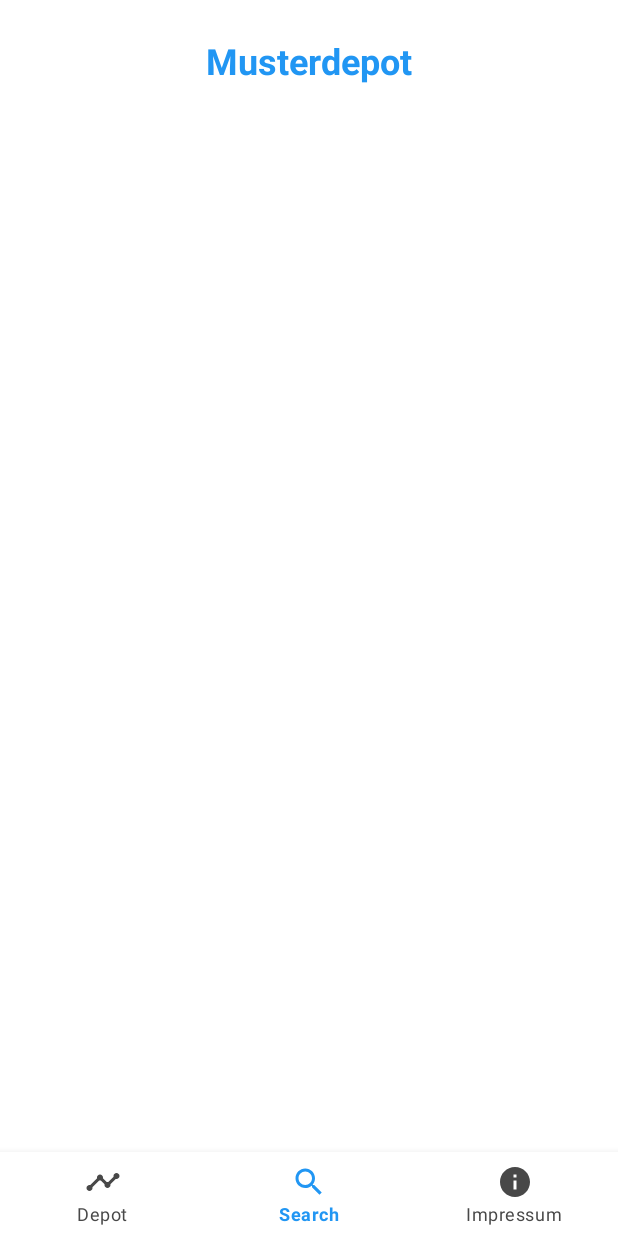
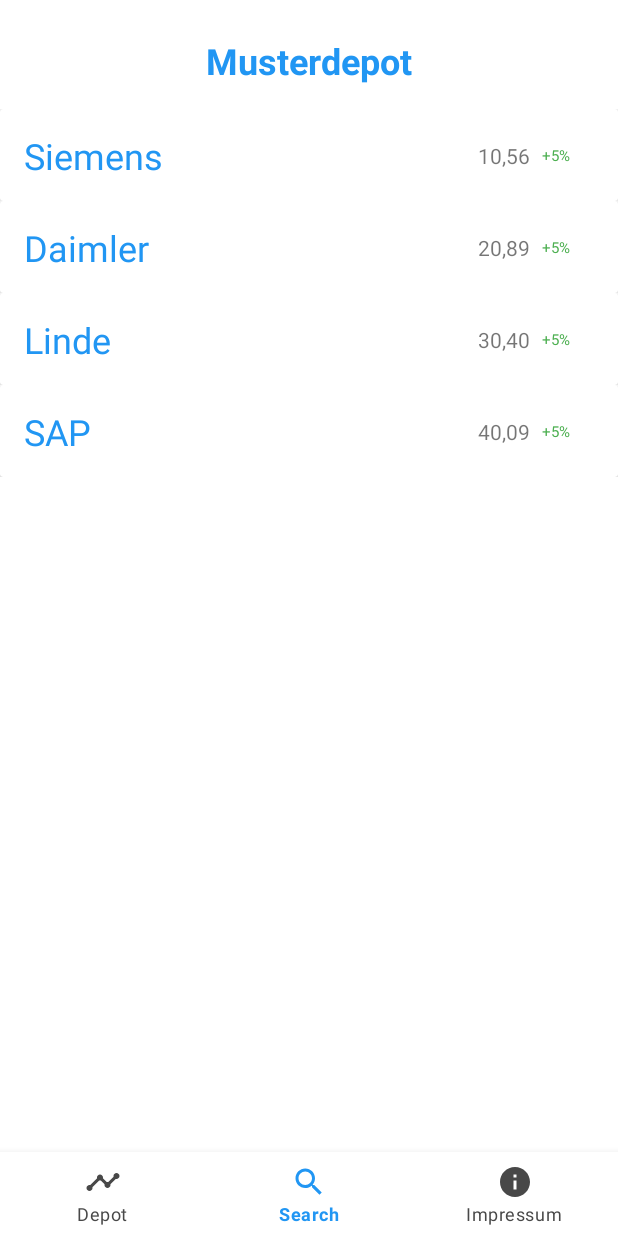
Before and after one commit to DHappMMR/Github_App, an Android app: the fragment DepotFragment placed in its activity, on a phone screen of 412 x 824 dp. Run offline under Robolectric (Android 15) with nearby library versions, the phone set to English and light mode, and no system bars.

Commit message:
Statisches Musterdepot erstellt

```diff
--- a/app/src/main/java/com/example/dhapp/DepotFragment.java
+++ b/app/src/main/java/com/example/dhapp/DepotFragment.java
@@ -8,6 +8,8 @@
 import androidx.annotation.NonNull;
 import androidx.annotation.Nullable;
 import androidx.fragment.app.Fragment;
+import androidx.recyclerview.widget.LinearLayoutManager;
+import androidx.recyclerview.widget.RecyclerView;
 
 public class DepotFragment extends Fragment {
 
@@ -16,4 +18,22 @@
     public View onCreateView(@NonNull LayoutInflater inflater, @Nullable ViewGroup container, @Nullable Bundle savedInstanceState) {
         return inflater.inflate(R.layout.fragment_depot, container, false);
     }
+
+    @Override
+    public void onViewCreated(@NonNull View view, @Nullable Bundle savedInstanceState) {
+        super.onViewCreated(view, savedInstanceState);
+
+        String AktienNamen[];
+        String AktienWerte[];
+        RecyclerView recyclerView;
+
+        AktienNamen = getResources().getStringArray(R.array.AktienName);
+        AktienWerte = getResources().getStringArray(R.array.AktienWert);
+
+        recyclerView = view.findViewById(R.id.RecyclerView);
+
+        MyAdapter myAdapter = new MyAdapter(requireContext(), AktienNamen, AktienWerte);
+        recyclerView.setAdapter(myAdapter);
+        recyclerView.setLayoutManager(new LinearLayoutManager(requireContext()));
+    }
 }
--- a/app/src/main/java/com/example/dhapp/MainActivity.java
+++ b/app/src/main/java/com/example/dhapp/MainActivity.java
@@ -8,6 +8,8 @@
 import androidx.annotation.NonNull;
 import androidx.appcompat.app.AppCompatActivity;
 import androidx.fragment.app.Fragment;
+import androidx.recyclerview.widget.LinearLayoutManager;
+import androidx.recyclerview.widget.RecyclerView;
 
 import com.google.android.material.bottomnavigation.BottomNavigationView;
 
--- /dev/null
+++ b/app/src/main/java/com/example/dhapp/MyAdapter.java
@@ -0,0 +1,52 @@
+package com.example.dhapp;
+
+import android.content.Context;
+import android.view.LayoutInflater;
+import android.view.View;
+import android.view.ViewGroup;
+import android.widget.TextView;
+
+import androidx.annotation.NonNull;
+import androidx.recyclerview.widget.RecyclerView;
+
+public class MyAdapter extends RecyclerView.Adapter<MyAdapter.MyViewHolder> {
+
+    String data1[], data2[];
+    Context context;
+
+    public MyAdapter(Context ct, String AktienNamen[], String AktienWerte[]) {
+        context = ct;
+        data1 = AktienNamen;
+        data2 = AktienWerte;
+    }
+
+    @NonNull
+    @Override
+    public MyViewHolder onCreateViewHolder(@NonNull ViewGroup parent, int viewType) {
+        LayoutInflater inflater = LayoutInflater.from(context);
+        View view = inflater.inflate(R.layout.my_row, parent, false);
+        return new MyViewHolder(view);
+    }
+
+    @Override
+    public void onBindViewHolder(@NonNull MyViewHolder holder, int position) {
+        holder.AktienTitel.setText(data1[position]);
+        holder.AktienWert.setText(data2[position]);
+    }
+
+    @Override
+    public int getItemCount() {
+        return data1.length;
+    }
+
+    public class MyViewHolder extends RecyclerView.ViewHolder {
+
+        TextView AktienTitel, AktienWert;
+
+        public MyViewHolder(@NonNull View itemView) {
+            super(itemView);
+            AktienTitel = itemView.findViewById(R.id.Headline);
+            AktienWert = itemView.findViewById(R.id.Value);
+        }
+    }
+}
--- a/app/src/main/res/layout/fragment_depot.xml
+++ b/app/src/main/res/layout/fragment_depot.xml
@@ -16,4 +16,11 @@
         app:layout_constraintStart_toStartOf="parent"
         app:layout_constraintTop_toTopOf="parent" />
 
+    <androidx.recyclerview.widget.RecyclerView
+        android:id="@+id/RecyclerView"
+        android:layout_width="match_parent"
+        android:layout_height="wrap_content"
+        android:layout_marginTop="16dp"
+        app:layout_constraintTop_toBottomOf="@+id/MusterDepotHeadline" />
+
 </androidx.constraintlayout.widget.ConstraintLayout>
--- /dev/null
+++ b/app/src/main/res/layout/my_row.xml
@@ -0,0 +1,60 @@
+<?xml version="1.0" encoding="utf-8"?>
+<androidx.constraintlayout.widget.ConstraintLayout
+    xmlns:android="http://schemas.android.com/apk/res/android"
+    xmlns:app="http://schemas.android.com/apk/res-auto"
+    xmlns:tools="http://schemas.android.com/tools"
+    android:layout_width="match_parent"
+    android:layout_height="wrap_content">
+
+
+    <androidx.cardview.widget.CardView
+        android:id="@+id/cardView"
+        android:layout_width="match_parent"
+        android:layout_height="wrap_content"
+        app:layout_constraintBottom_toBottomOf="parent"
+        app:layout_constraintEnd_toEndOf="parent"
+        app:layout_constraintStart_toStartOf="parent"
+        app:layout_constraintTop_toTopOf="parent">
+
+        <androidx.constraintlayout.widget.ConstraintLayout
+            android:layout_width="match_parent"
+            android:layout_height="61dp">
+
+            <TextView
+                android:id="@+id/Value"
+                android:layout_width="wrap_content"
+                android:layout_height="wrap_content"
+                android:layout_marginEnd="8dp"
+                android:text="92,59 €"
+                app:layout_constraintBottom_toBottomOf="parent"
+                app:layout_constraintEnd_toStartOf="@+id/Percentage"
+                app:layout_constraintTop_toTopOf="parent" />
+
+            <TextView
+                android:id="@+id/Headline"
+                android:layout_width="wrap_content"
+                android:layout_height="wrap_content"
+                android:layout_marginStart="16dp"
+                android:text="Siemens AG"
+                android:textColor="#2196F3"
+                android:textSize="24sp"
+                app:layout_constraintBottom_toBottomOf="parent"
+                app:layout_constraintStart_toStartOf="parent"
+                app:layout_constraintTop_toTopOf="parent" />
+
+            <TextView
+                android:id="@+id/Percentage"
+                android:layout_width="wrap_content"
+                android:layout_height="wrap_content"
+                android:layout_marginEnd="32dp"
+                android:text="+5%"
+                android:textColor="#4CAF50"
+                android:textSize="10sp"
+                app:layout_constraintBottom_toBottomOf="parent"
+                app:layout_constraintEnd_toEndOf="parent"
+                app:layout_constraintTop_toTopOf="parent" />
+
+        </androidx.constraintlayout.widget.ConstraintLayout>
+    </androidx.cardview.widget.CardView>
+
+</androidx.constraintlayout.widget.ConstraintLayout>
--- a/app/src/main/res/values/strings.xml
+++ b/app/src/main/res/values/strings.xml
@@ -1,3 +1,17 @@
 <resources>
     <string name="app_name">DHapp</string>
+
+    <string-array name="AktienName">
+        <item>Siemens</item>
+        <item>Daimler</item>
+        <item>Linde</item>
+        <item>SAP</item>
+    </string-array>
+
+    <string-array name="AktienWert">
+        <item>10,56</item>
+        <item>20,89</item>
+        <item>30,40</item>
+        <item>40,09</item>
+    </string-array>
 </resources>
```
